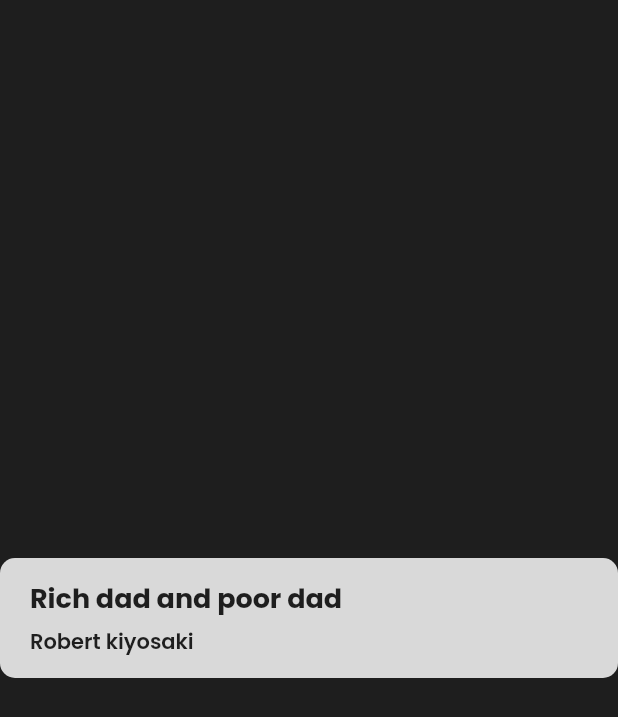
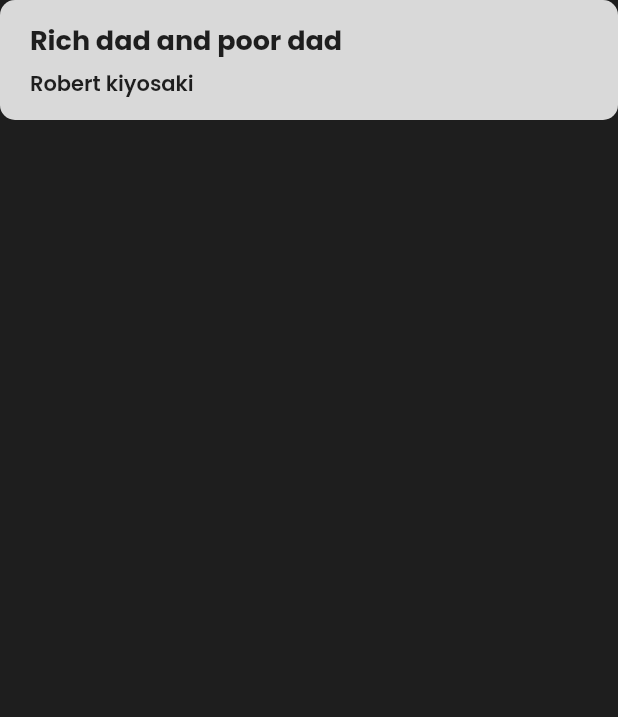
Before and after one commit to ashmil19/Book-Tracker, a Flutter app: the BookTileWidget widget shown alone on an empty page, opened directly, on a phone screen of 412 x 824 dp. Shown: the top 717 px of the screen. Run offline on Flutter 3.47's test engine with Material 2 defaults, Android fonts, the phone set to English and light mode, and no system bars; our stand-ins replace google_fonts.

Commit message:
book_tile_widget is updated

```diff
--- a/lib/presentation/widgets/book_tile_widget.dart
+++ b/lib/presentation/widgets/book_tile_widget.dart
@@ -9,10 +9,7 @@
 
   @override
   Widget build(BuildContext context) {
-    return Column(
-      mainAxisAlignment: MainAxisAlignment.center,
-      children: [
-        Container(
+    return Container(
       height: 80,
       width: double.infinity,
       decoration: BoxDecoration(
@@ -43,8 +40,6 @@
           ],
         ),
       ),
-        )
-      ],
     );
   }
 }
```
Lines whose indentation alone changed are shown as unchanged.
